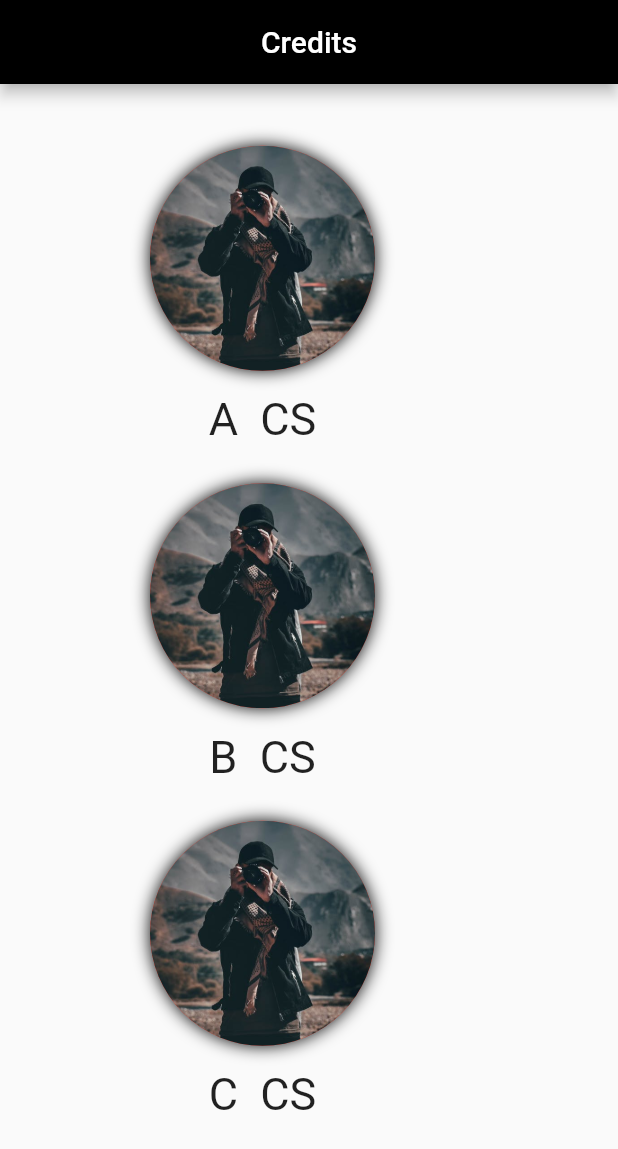
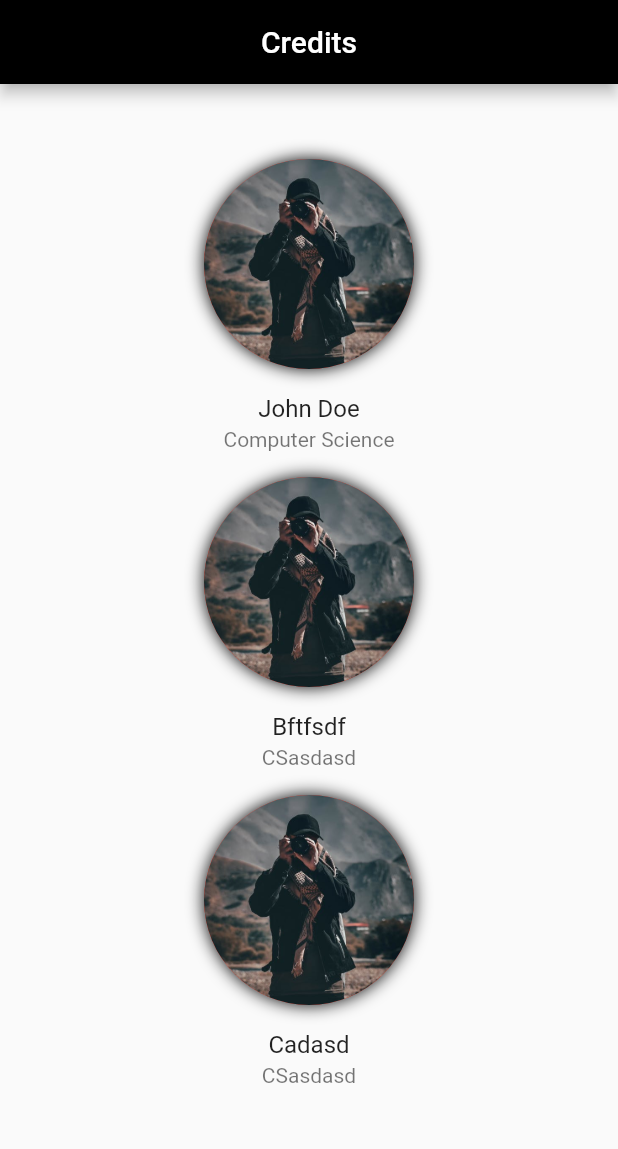
Before and after one commit to Nikhil713/MecDrive-Prototype, a Flutter app: the screen it shows after launch, on a phone screen of 412 x 824 dp. Shown: the top 1149 px of the screen. Run offline on Flutter 3.47's test engine with Material 2 defaults, Android fonts, the phone set to English and light mode, and no system bars; our stand-ins replace shared_preferences; missing offline and left inert: flutter_auth_buttons.

Commit message:
Update credits page

```diff
--- a/lib/credits/credits.dart
+++ b/lib/credits/credits.dart
@@ -14,96 +14,48 @@ class _MyHomePageState extends State<Credits> {
           'Credits',
           style: TextStyle(color: Colors.white, fontSize: 20),
         ),
-        // elevation: 200,
         backgroundColor: Colors.black,
         centerTitle: true,
       ),
-      body: new Stack(
-        children: <Widget>[
-          // SizedBox(height: 1.0),
-          Positioned(
-            width: 350.0,
-            top: MediaQuery.of(context).size.height / 20,
-            // SizedBox(height: 15.0),
-
-            child: Column(
-              children: <Widget>[
-                Container(
-                  width: 150,
-                  height: 150,
-                  decoration: BoxDecoration(
-                      color: Colors.red,
-                      image: DecorationImage(
-                          image: AssetImage('assets/profilepic.jpeg'),
-                          fit: BoxFit.cover),
-                      borderRadius: BorderRadius.all(Radius.circular(75.0)),
-                      boxShadow: [
-                        BoxShadow(blurRadius: 9.0, color: Colors.black)
-                      ]),
-                ),
-                SizedBox(height: 15.0),
-                Container(
-                  child: Text(
-                    'A  CS',
-                    style: TextStyle(
-                      fontSize: 30.0,
-                      // fontWeight: FontWeight.bold,
-                    ),
-                  ),
-                ),
-                SizedBox(height: 25.0),
-                Container(
-                  width: 150,
-                  height: 150,
-                  decoration: BoxDecoration(
-                      color: Colors.red,
-                      image: DecorationImage(
-                          image: AssetImage('assets/profilepic.jpeg'),
-                          fit: BoxFit.cover),
-                      borderRadius: BorderRadius.all(Radius.circular(75.0)),
-                      boxShadow: [
-                        BoxShadow(blurRadius: 9.0, color: Colors.black)
-                      ]),
-                ),
-                SizedBox(height: 15.0),
-                Container(
-                  child: Text(
-                    'B  CS',
-                    style: TextStyle(
-                      fontSize: 30.0,
-                      // fontWeight: FontWeight.bold,
-                    ),
-                  ),
-                ),
-                SizedBox(height: 25.0),
-                Container(
-                  width: 150,
-                  height: 150,
-                  decoration: BoxDecoration(
-                      color: Colors.red,
-                      image: DecorationImage(
-                          image: AssetImage('assets/profilepic.jpeg'),
-                          fit: BoxFit.cover),
-                      borderRadius: BorderRadius.all(Radius.circular(75.0)),
-                      boxShadow: [
-                        BoxShadow(blurRadius: 9.0, color: Colors.black)
-                      ]),
-                ),
-                SizedBox(height: 15.0),
-                Container(
-                  child: Text(
-                    'C  CS',
-                    style: TextStyle(
-                      fontSize: 30.0,
-                      // fontWeight: FontWeight.bold,
-                    ),
-                  ),
-                ),
-              ],
+      body: SingleChildScrollView(
+        child: Column(
+          children: <Widget>[
+            SizedBox(height: 50.0),
+            Center(
+              child: Column(
+                children: <Widget>[
+                  profile('John Doe', 'assets/profilepic.jpeg', 'Computer Science'),
+                  profile('Bftfsdf', 'assets/profilepic.jpeg', 'CSasdasd'),
+                  profile('Cadasd', 'assets/profilepic.jpeg', 'CSasdasd'),
+                ],
+              ),
             ),
-          ),
-        ],
+          ],
+        ),
       ),
     );
   }
 }
+
+Widget profile(name, image, dept) {
+  return Column(
+    crossAxisAlignment: CrossAxisAlignment.center,
+    children: <Widget>[
+      Container(
+        width: 140,
+        height: 140,
+        decoration: BoxDecoration(
+            color: Colors.red,
+            image: DecorationImage(image: AssetImage(image), fit: BoxFit.cover),
+            borderRadius: BorderRadius.all(Radius.circular(75.0)),
+            boxShadow: [BoxShadow(blurRadius: 9.0, color: Colors.black)]),
+      ),
+      Container(
+        child: ListTile(
+          title: Center(child: Text(name)),
+          subtitle: Center(child: Text(dept)),
+        ),
+      )
+    ],
+  );
+}
--- a/lib/main.dart
+++ b/lib/main.dart
@@ -5,6 +5,7 @@ import 'package:mec_drive/authentication/newSignup.dart';
 import 'package:mec_drive/splashscreen/splashscreen.dart';
 import 'package:mec_drive/credits/credits.dart';
 import 'AcceptedList/AcceptedDriversPage.dart';
+import 'package:mec_drive/profile_page/profile.dart';
 
 
 void main() => runApp(MyApp());
@@ -18,6 +19,7 @@ class MyApp extends StatelessWidget {
       // home: AcceptedDriversPage(),
       // home: RideRequestList(),
       // home: SignUp(),
+      // home:ProfilePage(),
       home: Credits(),
       routes: {
         '/homescreen' : (context) => HomeScreen(),
```
